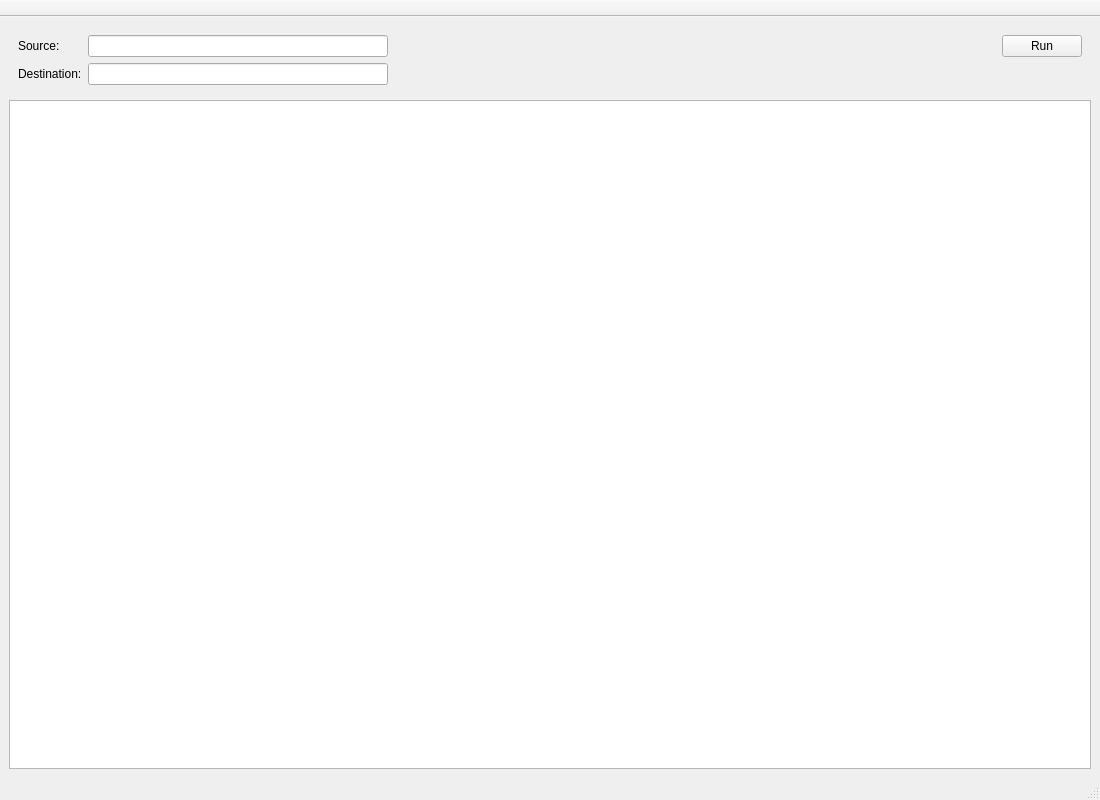
This is src/ui/mainwindow.ui in gaaldvd/arxive as Qt 5 draws it before an edit. The edited form follows.
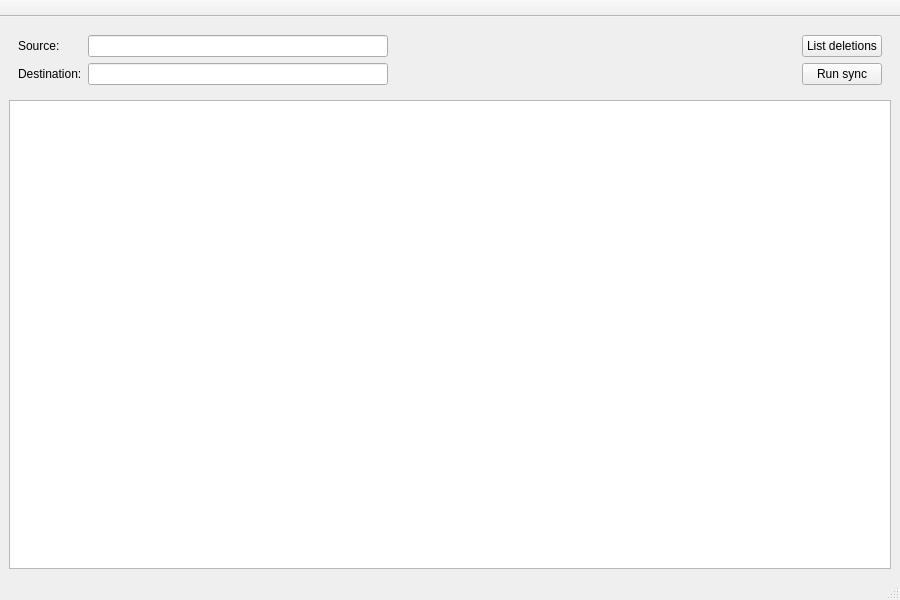
This is the edited form.

Commit message: GUI: logic implemented

The edit to the form file:
```diff
--- a/src/ui/mainwindow.ui
+++ b/src/ui/mainwindow.ui
@@ -6,8 +6,8 @@
    <rect>
     <x>0</x>
     <y>0</y>
-    <width>1100</width>
-    <height>800</height>
+    <width>900</width>
+    <height>600</height>
    </rect>
   </property>
   <property name="minimumSize">
@@ -62,13 +62,13 @@
        <item row="0" column="3">
         <widget class="QPushButton" name="runButton">
          <property name="sizePolicy">
-          <sizepolicy hsizetype="Fixed" vsizetype="Fixed">
+          <sizepolicy hsizetype="Minimum" vsizetype="Fixed">
            <horstretch>0</horstretch>
            <verstretch>0</verstretch>
           </sizepolicy>
          </property>
          <property name="text">
-          <string>Run</string>
+          <string>List deletions</string>
          </property>
         </widget>
        </item>
@@ -114,6 +114,32 @@
          </property>
         </spacer>
        </item>
+       <item row="1" column="3">
+        <widget class="QPushButton" name="syncButton">
+         <property name="sizePolicy">
+          <sizepolicy hsizetype="Minimum" vsizetype="Fixed">
+           <horstretch>0</horstretch>
+           <verstretch>0</verstretch>
+          </sizepolicy>
+         </property>
+         <property name="text">
+          <string>Run sync</string>
+         </property>
+        </widget>
+       </item>
+       <item row="1" column="2">
+        <spacer name="horizontalSpacer_2">
+         <property name="orientation">
+          <enum>Qt::Orientation::Horizontal</enum>
+         </property>
+         <property name="sizeHint" stdset="0">
+          <size>
+           <width>40</width>
+           <height>20</height>
+          </size>
+         </property>
+        </spacer>
+       </item>
       </layout>
      </widget>
     </item>
```
Left out of the diff: 4 changed lines with no effect on the pictures. The commit also changes 3 other files.
